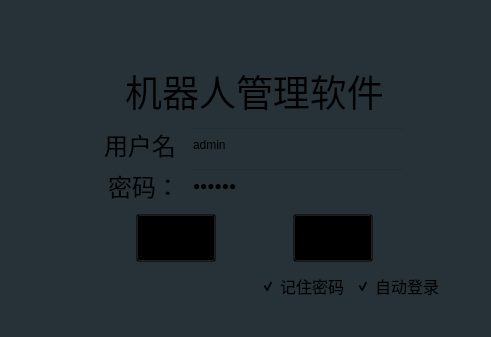
First picture: the form in QtClient/FirstShowWidget.ui, repository imtangsheng/QtClient, before the edit.
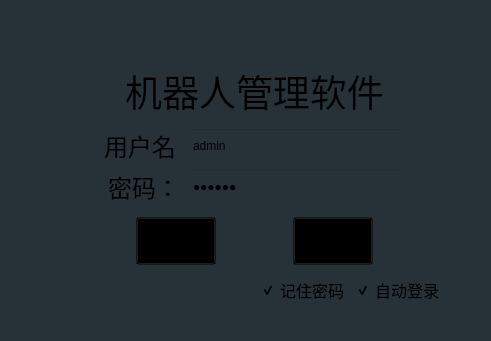
Second picture: the form after the edit. Icons and pictures are not drawn.

Diff of the .ui file:
```diff
--- a/QtClient/FirstShowWidget.ui
+++ b/QtClient/FirstShowWidget.ui
@@ -7,7 +7,7 @@
     <x>0</x>
     <y>0</y>
     <width>491</width>
-    <height>337</height>
+    <height>341</height>
    </rect>
   </property>
   <property name="focusPolicy">
```
